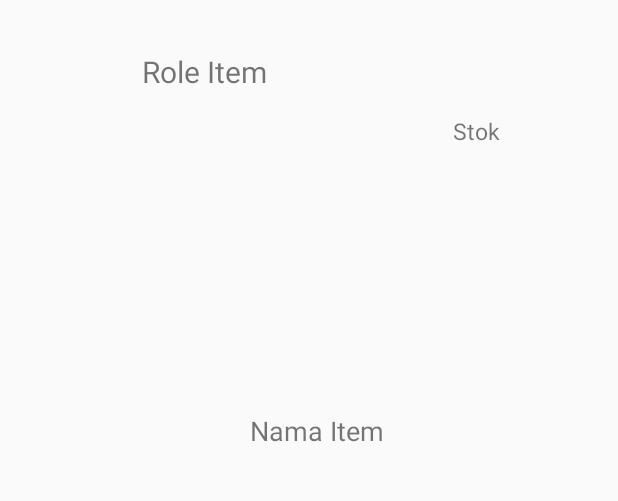
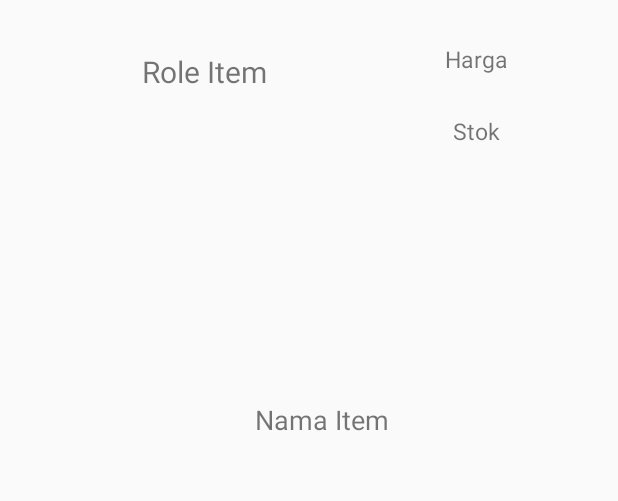
Before and after one commit to ulvia-10/ProjectUts, an Android app: the DetailActivity screen opened directly, with no data from a screen before it, on a phone screen of 412 x 824 dp, the part 587-1088 px from its top. Run offline under Robolectric (Android 15) with nearby library versions, the phone set to English and light mode, and no system bars; our stand-ins replace Picasso; pictures from the network do not load; 5 statements that could not run were skipped.

Commit message:
Menambahkan Detail Harga(fix)

```diff
--- a/app/src/main/AndroidManifest.xml
+++ b/app/src/main/AndroidManifest.xml
@@ -11,7 +11,6 @@
         android:roundIcon="@mipmap/ic_launcher_round"
         android:supportsRtl="true"
         android:theme="@style/AppTheme">
-        <activity android:name=".CartActivity"></activity>
         <activity android:name=".DetailActivity" />
         <activity android:name=".DressActivity" />
         <activity android:name=".BagsActivity" />
--- a/app/src/main/java/com/ulvia/projectuts/DetailActivity.java
+++ b/app/src/main/java/com/ulvia/projectuts/DetailActivity.java
@@ -21,12 +21,14 @@ public class DetailActivity extends AppCompatActivity {
         TextView stok = findViewById(R.id.item_stok);
         TextView title = findViewById(R.id.item_role);
         TextView description = findViewById(R.id.item_desc);
+        TextView harga = findViewById(R.id.item_harga);
 
         Detail detail = getIntent().getParcelableExtra(EXTRA_ITEM);
         Picasso.get().load(detail.getLogo()).into(logo);
         stok.setText(detail.getStok());
         title.setText(detail.getJudul());
         description.setText(detail.getDesc());
+        harga.setText((detail.getHarga()));
 
     }
 }
--- a/app/src/main/res/layout/activity_details.xml
+++ b/app/src/main/res/layout/activity_details.xml
@@ -28,10 +28,10 @@
         android:textSize="18dp"
         app:layout_constraintBottom_toBottomOf="parent"
         app:layout_constraintEnd_toEndOf="parent"
-        app:layout_constraintHorizontal_bias="0.548"
+        app:layout_constraintHorizontal_bias="0.571"
         app:layout_constraintStart_toStartOf="parent"
         app:layout_constraintTop_toTopOf="parent"
-        app:layout_constraintVertical_bias="1.0" />
+        app:layout_constraintVertical_bias="0.984" />
 
     <TextView
         android:id="@+id/item_role"
@@ -76,6 +76,21 @@
         app:layout_constraintTop_toTopOf="parent"
         app:layout_constraintVertical_bias="0.553" />
 
+    <TextView
+        android:id="@+id/item_harga"
+        android:layout_width="84dp"
+        android:layout_height="37dp"
+        android:gravity="center"
+        android:textFontWeight="@android:integer/config_mediumAnimTime"
+        android:textSize="15dp"
+        android:text="Harga"
+        app:layout_constraintBottom_toBottomOf="parent"
+        app:layout_constraintEnd_toEndOf="parent"
+        app:layout_constraintHorizontal_bias="0.84"
+        app:layout_constraintStart_toStartOf="parent"
+        app:layout_constraintTop_toTopOf="parent"
+        app:layout_constraintVertical_bias="0.487" />
+
     <ImageView
         android:id="@+id/imageView2"
         android:layout_width="286dp"
--- a/app/src/main/res/values/styles.xml
+++ b/app/src/main/res/values/styles.xml
@@ -7,5 +7,9 @@
         <item name="colorPrimaryDark">@color/colorPrimaryDark</item>
         <item name="colorAccent">@color/colorAccent</item>
     </style>
+    <style name="SplashTheme" parent="Theme.AppCompat.Light.NoActionBar">
+        <item name="android:windowBackground">@drawable/logo_jilbrave_background</item>
+    </style>
+
 
 </resources>
```
Also changed, not shown: app/src/main/java/com/ulvia/projectuts/CartActivity.java (deleted, +0 -14 lines), app/src/main/java/com/ulvia/projectuts/model/Detail.java (+45 -32 lines), app/src/main/java/com/ulvia/projectuts/model/DetailList.java (+23 -20 lines), app/src/main/res/layout/activity_cart.xml (deleted, +0 -9 lines).
